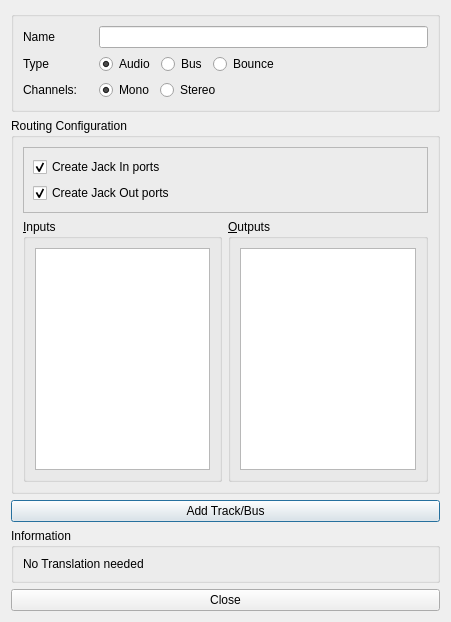
Old version of the form src/traverso/dialogs/project/NewTrackDialog.ui in the repository rsijrier/Traverso-DAW.
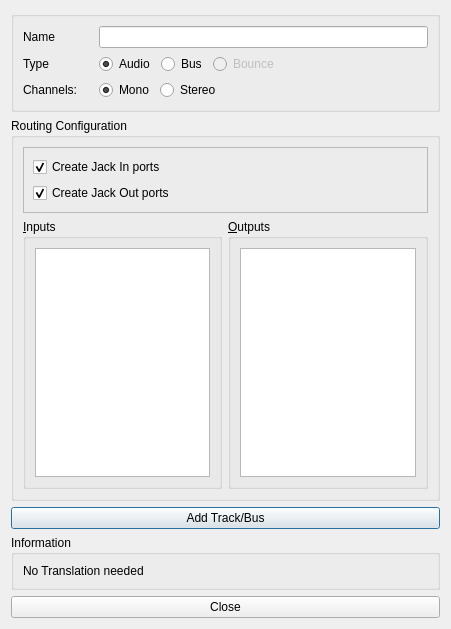
New version of the form.

```diff
--- a/src/traverso/dialogs/project/NewTrackDialog.ui
+++ b/src/traverso/dialogs/project/NewTrackDialog.ui
@@ -7,7 +7,7 @@
     <x>0</x>
     <y>0</y>
     <width>451</width>
-    <height>622</height>
+    <height>629</height>
    </rect>
   </property>
   <property name="sizePolicy">
@@ -118,7 +118,10 @@
             </widget>
            </item>
            <item>
-            <widget class="QRadioButton" name="isBoucneTrack">
+            <widget class="QRadioButton" name="isBounceTrack">
+             <property name="enabled">
+              <bool>false</bool>
+             </property>
              <property name="text">
               <string>Bounce</string>
              </property>
```
